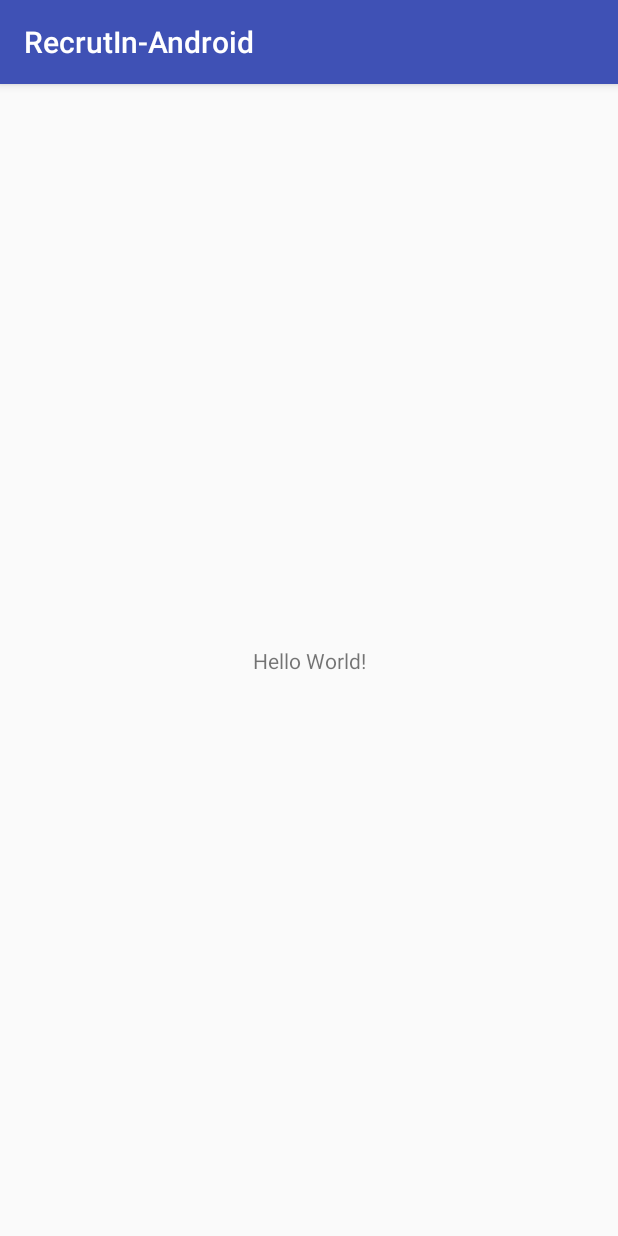
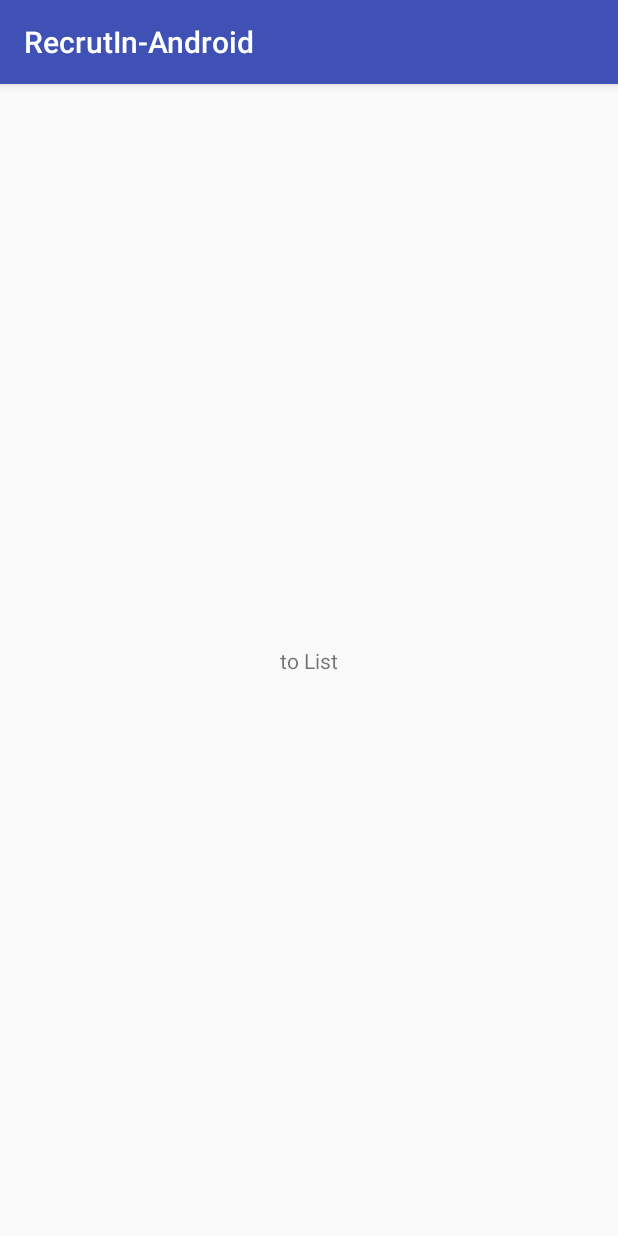
Before and after one commit to yarplux/Android_jobsFinder, an Android app: the screen it shows after launch (MainActivity), on a phone screen of 412 x 824 dp. Run offline under Robolectric (Android 15) with nearby library versions, the phone set to English and light mode, and no system bars.

Commit message:
first test commit

```diff
--- a/app/src/main/res/layout/activity_main.xml
+++ b/app/src/main/res/layout/activity_main.xml
@@ -9,7 +9,7 @@
     <TextView
         android:layout_width="wrap_content"
         android:layout_height="wrap_content"
-        android:text="Hello World!"
+        android:text="to List"
         app:layout_constraintBottom_toBottomOf="parent"
         app:layout_constraintLeft_toLeftOf="parent"
         app:layout_constraintRight_toRightOf="parent"
```
